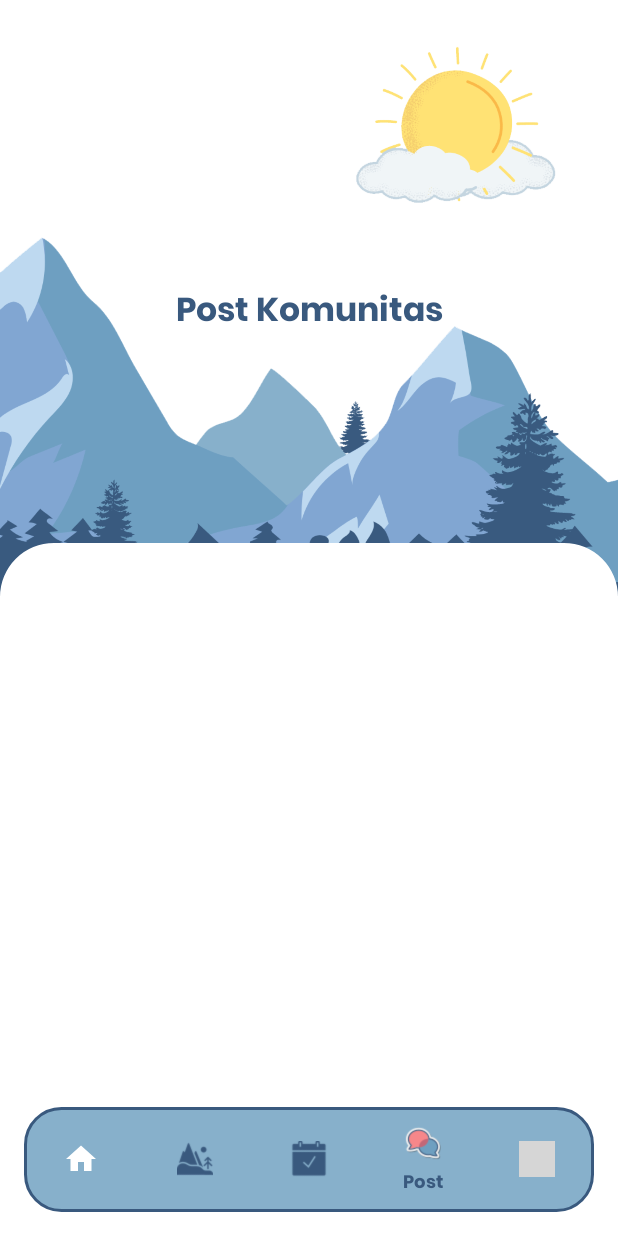
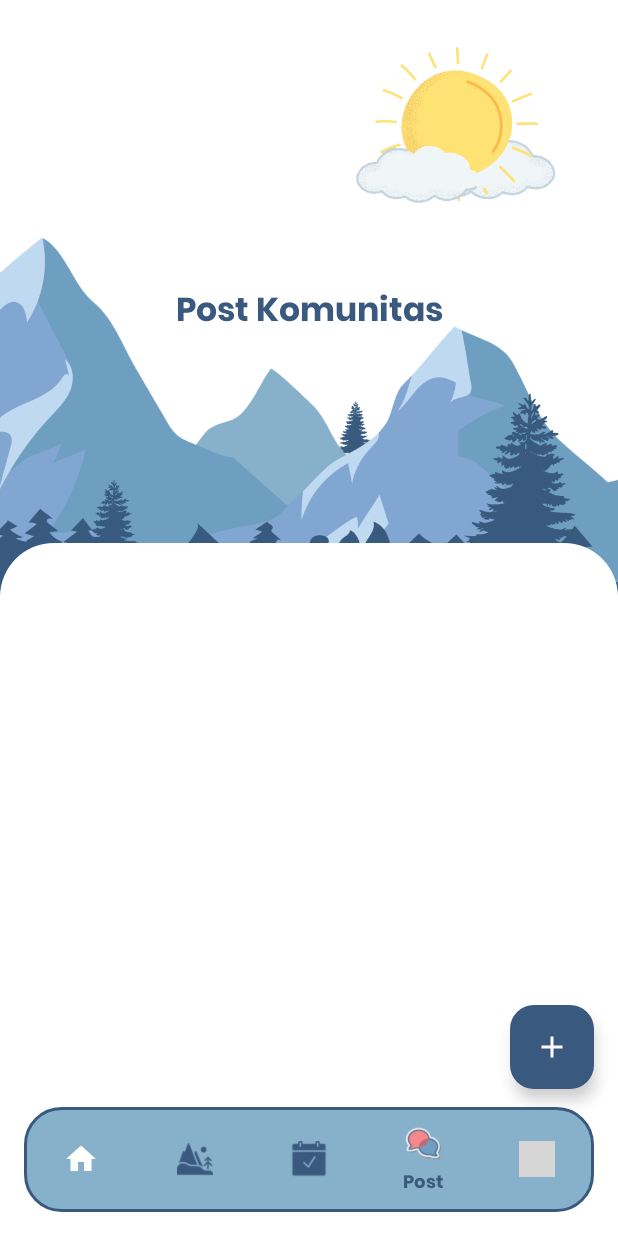
Before and after one commit to ramapulse/UrbanNavigator, an Android app: the CommunityFragment screen opened through its navigation route, on a phone screen of 412 x 824 dp. Run offline under Robolectric (Android 15) with nearby library versions, the phone set to English and light mode, and no system bars; our stand-ins replace Firebase (no records; nobody signed in at launch, a user with empty details on screens opened directly), navigation-ui; pictures from the network do not load; 1 statement that could not run was skipped; grey boxes are pictures that could not be loaded.

Commit message:
form untuk create post

```diff
--- a/app/src/main/java/com/android/urbannavigator/presentation/MainActivity.kt
+++ b/app/src/main/java/com/android/urbannavigator/presentation/MainActivity.kt
@@ -2,6 +2,7 @@ package com.android.urbannavigator.presentation
 
 import android.content.Intent
 import android.os.Bundle
+import android.view.View
 import android.widget.Toast
 import androidx.activity.viewModels
 import androidx.appcompat.app.AppCompatActivity
@@ -12,6 +13,7 @@ import androidx.navigation.findNavController
 import androidx.navigation.ui.AppBarConfiguration
 import androidx.navigation.ui.setupActionBarWithNavController
 import androidx.navigation.ui.setupWithNavController
+import androidx.transition.Visibility
 import com.android.urbannavigator.R
 import com.android.urbannavigator.data.model.User
 import com.android.urbannavigator.databinding.ActivityMainBinding
@@ -44,6 +46,15 @@ class MainActivity : AppCompatActivity() {
         navView.itemIconTintList = null
         setupActionBarWithNavController(navController, appBarConfiguration)
         navView.setupWithNavController(navController)
+
+        navController.addOnDestinationChangedListener { _, destination, _ ->
+            if(destination.id == R.id.homeFragment || destination.id == R.id.parkFragment || destination.id == R.id.eventFragment
+                || destination.id == R.id.profileFragment || destination.id == R.id.communityFragment) {
+                binding.navView.visibility = View.VISIBLE
+            } else {
+                binding.navView.visibility = View.GONE
+            }
+        }
 
         initViewModelObserver()
     }
--- a/app/src/main/java/com/android/urbannavigator/presentation/MainViewModel.kt
+++ b/app/src/main/java/com/android/urbannavigator/presentation/MainViewModel.kt
@@ -83,6 +83,7 @@ class MainViewModel: ViewModel() {
                         postList.add(post)
                     }
                 }
+                postList.sortByDescending { it.waktu }
                 _loading.value = false
                 _communityList.value = postList
             }
--- a/app/src/main/java/com/android/urbannavigator/presentation/community/CommunityFragment.kt
+++ b/app/src/main/java/com/android/urbannavigator/presentation/community/CommunityFragment.kt
@@ -7,7 +7,9 @@ import android.view.View
 import android.view.ViewGroup
 import android.widget.Toast
 import androidx.fragment.app.activityViewModels
+import androidx.navigation.fragment.findNavController
 import androidx.recyclerview.widget.LinearLayoutManager
+import com.android.urbannavigator.R
 import com.android.urbannavigator.databinding.FragmentCommunityBinding
 import com.android.urbannavigator.presentation.LoadingDialog
 import com.android.urbannavigator.presentation.MainViewModel
@@ -67,6 +69,10 @@ class CommunityFragment : Fragment() {
             isNestedScrollingEnabled = false
         }
 
+        binding.btnAddPost.setOnClickListener {
+            findNavController().navigate(R.id.action_communityFragment_to_postFormFragment)
+        }
+
         mainViewModel.communityList.observe(viewLifecycleOwner){ listCommunity->
             postAdapter.submitList(listCommunity)
         }
--- /dev/null
+++ b/app/src/main/res/drawable/baseline_add_24.xml
@@ -0,0 +1,5 @@
+<vector xmlns:android="http://schemas.android.com/apk/res/android" android:height="24dp" android:tint="#FFFFFF" android:viewportHeight="24" android:viewportWidth="24" android:width="24dp">
+
+    <path android:fillColor="@android:color/white" android:pathData="M19,13h-6v6h-2v-6H5v-2h6V5h2v6h6v2z"/>
+
+</vector>
--- a/app/src/main/res/layout/fragment_community.xml
+++ b/app/src/main/res/layout/fragment_community.xml
@@ -7,6 +7,18 @@
     android:background="@color/white"
     tools:context=".presentation.community.CommunityFragment">
 
+    <com.google.android.material.floatingactionbutton.FloatingActionButton
+        android:id="@+id/btnAddPost"
+        android:layout_width="wrap_content"
+        android:layout_height="wrap_content"
+        app:layout_constraintEnd_toEndOf="parent"
+        app:layout_constraintBottom_toBottomOf="parent"
+        android:layout_marginBottom="98dp"
+        android:layout_marginEnd="16dp"
+        android:backgroundTint="@color/deep_blue_two"
+        android:src="@drawable/baseline_add_24"
+        app:tint="@color/white"
+        />
 
 
     <androidx.core.widget.NestedScrollView
--- a/app/src/main/res/navigation/mobile_navigation.xml
+++ b/app/src/main/res/navigation/mobile_navigation.xml
@@ -19,7 +19,11 @@
         android:id="@+id/communityFragment"
         android:name="com.android.urbannavigator.presentation.community.CommunityFragment"
         android:label="fragment_community"
-        tools:layout="@layout/fragment_community" />
+        tools:layout="@layout/fragment_community" >
+        <action
+            android:id="@+id/action_communityFragment_to_postFormFragment"
+            app:destination="@id/postFormFragment" />
+    </fragment>
     <fragment
         android:id="@+id/profileFragment"
         android:name="com.android.urbannavigator.presentation.profile.ProfileFragment"
@@ -30,4 +34,9 @@
         android:name="com.android.urbannavigator.presentation.event.EventFragment"
         android:label="fragment_event"
         tools:layout="@layout/fragment_event" />
+    <fragment
+        android:id="@+id/postFormFragment"
+        android:name="com.android.urbannavigator.presentation.community.PostFormFragment"
+        android:label="fragment_post_form"
+        tools:layout="@layout/fragment_post_form" />
 </navigation>
--- a/app/src/main/res/values/themes.xml
+++ b/app/src/main/res/values/themes.xml
@@ -5,7 +5,17 @@
         <!-- <item name="colorPrimary">@color/my_light_primary</item> -->
     </style>
 
-    <style name="Theme.UrbanNavigator" parent="Base.Theme.UrbanNavigator" />
+    <style name="Theme.UrbanNavigator" parent="Base.Theme.UrbanNavigator">
+        <item name="android:spinnerDropDownItemStyle">@style/mySpinnerItemStyle</item>
+    </style>
+
+    <style name="mySpinnerItemStyle" parent="@android:style/Widget.Holo.DropDownItem.Spinner">
+        <item name="android:textColor">@color/black</item>
+        <item name="fontFamily">@font/inter</item>
+        <item name="android:fontFamily">@font/inter</item>
+        <item name="android:textSize">12sp</item>
+    </style>
+
 
     <style name="BottomNavigationViewTextStyle">
         <item name="android:fontFamily">@font/poppins_bold</item>
```
Also changed, not shown: app/src/main/java/com/android/urbannavigator/presentation/adapter/PostAdapter.kt (+10 -0 lines), app/src/main/java/com/android/urbannavigator/presentation/community/PostFormFragment.kt (added, +184 -0 lines), app/src/main/res/layout/fragment_post_form.xml (added, +157 -0 lines), app/src/main/res/layout/item_community_post.xml (+20 -0 lines), app/src/main/res/drawable/btn_back.png (added), app/src/main/res/drawable/img_btn_upload.png (added).
